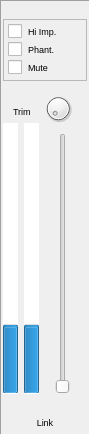
Old version of the form src/widgets/audiochannelfeaturewidget.ui in the repository dehnhardt/iconnconfig.
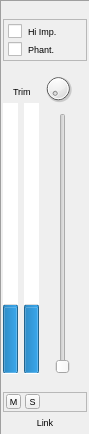
New version of the form. Icons and pictures are not drawn. Custom widgets are drawn as their Qt base class.

The edit to the form file:
```diff
--- a/src/widgets/audiochannelfeaturewidget.ui
+++ b/src/widgets/audiochannelfeaturewidget.ui
@@ -139,7 +139,7 @@
        <property name="minimumSize">
         <size>
          <width>76</width>
-         <height>62</height>
+         <height>42</height>
         </size>
        </property>
        <property name="maximumSize">
@@ -208,33 +208,6 @@
          <string>Phant.</string>
         </property>
        </widget>
-       <widget class="QCheckBox" name="m_pChbMute">
-        <property name="geometry">
-         <rect>
-          <x>5</x>
-          <y>40</y>
-          <width>45</width>
-          <height>16</height>
-         </rect>
-        </property>
-        <property name="sizePolicy">
-         <sizepolicy hsizetype="Minimum" vsizetype="Minimum">
-          <horstretch>0</horstretch>
-          <verstretch>0</verstretch>
-         </sizepolicy>
-        </property>
-        <property name="font">
-         <font>
-          <pointsize>7</pointsize>
-         </font>
-        </property>
-        <property name="styleSheet">
-         <string notr="true">border: none</string>
-        </property>
-        <property name="text">
-         <string>Mute</string>
-        </property>
-       </widget>
       </widget>
      </item>
      <item alignment="Qt::AlignLeft">
@@ -456,6 +429,117 @@
      </item>
     </layout>
    </item>
+   <item>
+    <widget class="QFrame" name="frame_2">
+     <property name="minimumSize">
+      <size>
+       <width>0</width>
+       <height>20</height>
+      </size>
+     </property>
+     <property name="maximumSize">
+      <size>
+       <width>16777215</width>
+       <height>16</height>
+      </size>
+     </property>
+     <property name="styleSheet">
+      <string notr="true">padding: 0; margin: 0;</string>
+     </property>
+     <property name="frameShape">
+      <enum>QFrame::StyledPanel</enum>
+     </property>
+     <property name="frameShadow">
+      <enum>QFrame::Raised</enum>
+     </property>
+     <layout class="QFormLayout" name="formLayout">
+      <property name="horizontalSpacing">
+       <number>4</number>
+      </property>
+      <property name="verticalSpacing">
+       <number>3</number>
+      </property>
+      <property name="leftMargin">
+       <number>2</number>
+      </property>
+      <property name="topMargin">
+       <number>1</number>
+      </property>
+      <property name="rightMargin">
+       <number>0</number>
+      </property>
+      <property name="bottomMargin">
+       <number>0</number>
+      </property>
+      <item row="0" column="0">
+       <widget class="QPushButton" name="m_pChbMute">
+        <property name="sizePolicy">
+         <sizepolicy hsizetype="Minimum" vsizetype="Minimum">
+          <horstretch>0</horstretch>
+          <verstretch>0</verstretch>
+         </sizepolicy>
+        </property>
+        <property name="minimumSize">
+         <size>
+          <width>15</width>
+          <height>15</height>
+         </size>
+        </property>
+        <property name="maximumSize">
+         <size>
+          <width>15</width>
+          <height>15</height>
+         </size>
+        </property>
+        <property name="baseSize">
+         <size>
+          <width>15</width>
+          <height>15</height>
+         </size>
+        </property>
+        <property name="font">
+         <font>
+          <pointsize>7</pointsize>
+         </font>
+        </property>
+        <property name="text">
+         <string>M</string>
+        </property>
+        <property name="checkable">
+         <bool>true</bool>
+        </property>
+       </widget>
+      </item>
+      <item row="0" column="1">
+       <widget class="QPushButton" name="pushButton">
+        <property name="minimumSize">
+         <size>
+          <width>15</width>
+          <height>15</height>
+         </size>
+        </property>
+        <property name="maximumSize">
+         <size>
+          <width>15</width>
+          <height>15</height>
+         </size>
+        </property>
+        <property name="font">
+         <font>
+          <pointsize>7</pointsize>
+         </font>
+        </property>
+        <property name="text">
+         <string>S</string>
+        </property>
+        <property name="checkable">
+         <bool>true</bool>
+        </property>
+       </widget>
+      </item>
+     </layout>
+    </widget>
+   </item>
    <item>
     <widget class="QToolButton" name="m_pChbStereoLink">
      <property name="sizePolicy">
```
Left out of the diff: 2 changed lines with no effect on the pictures.
